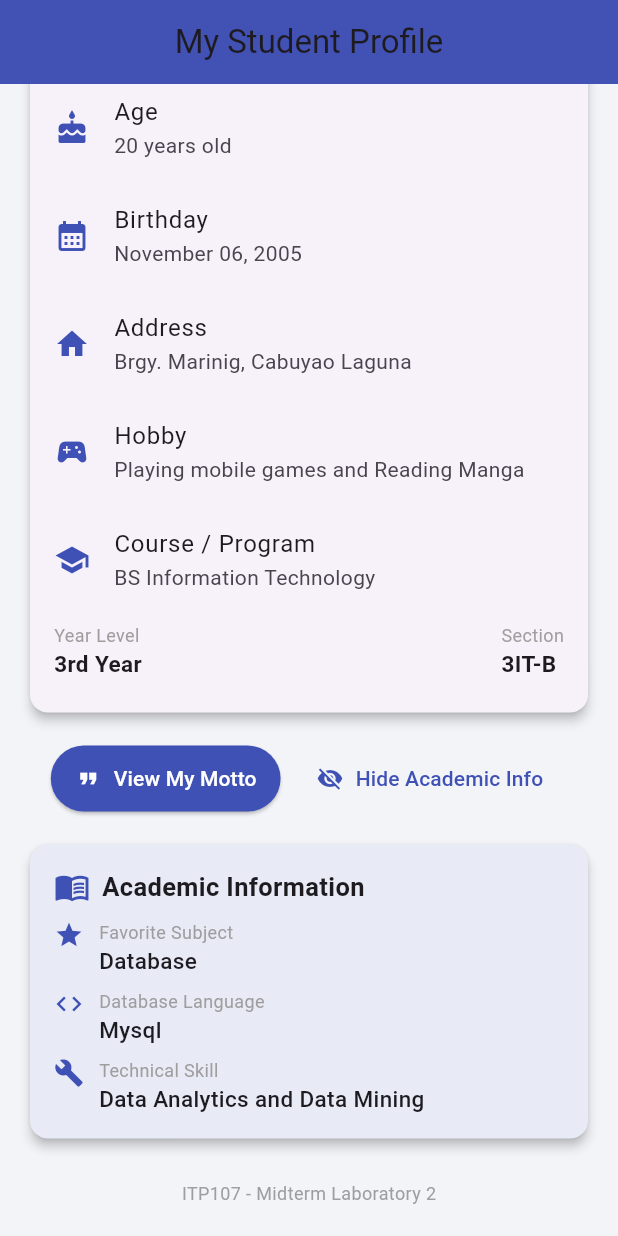
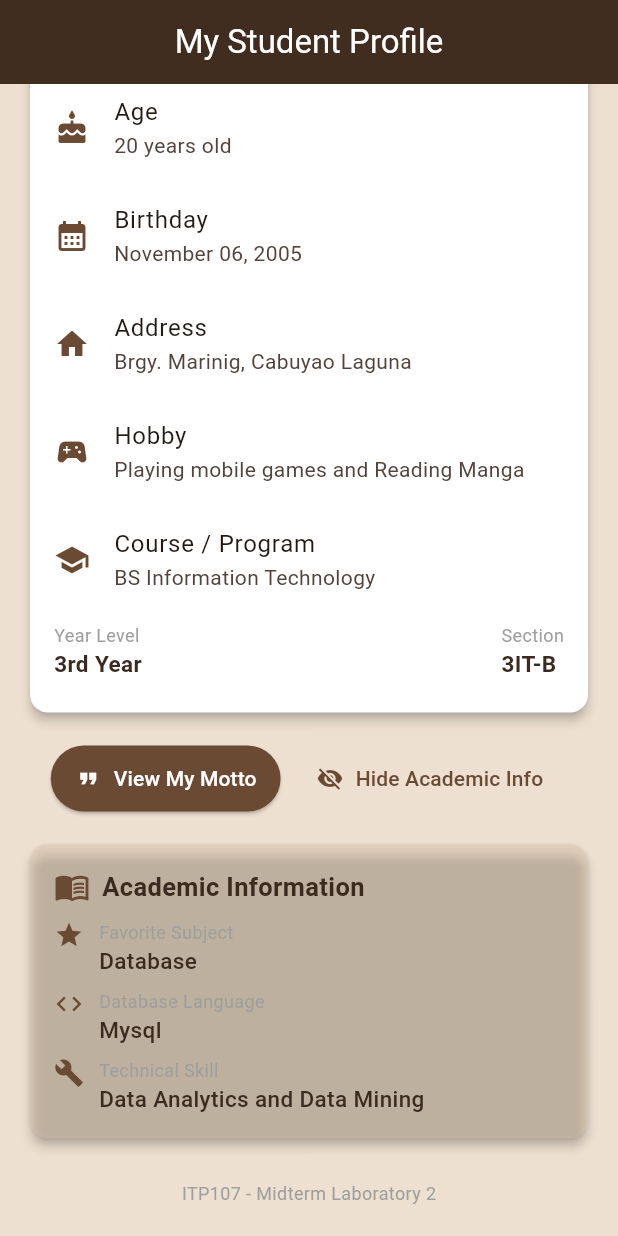
Before and after one commit to TheGon67/midtermlab2_app, a Flutter app: the screen it shows after launch, scrolled down 325 dp, on a phone screen of 412 x 824 dp. Run offline on Flutter 3.47's test engine with Material 3 defaults, Android fonts, the light colour scheme and no system bars.

Commit message:
pallet update

```diff
--- a/lib/main.dart
+++ b/lib/main.dart
@@ -2,6 +2,16 @@ import 'package:flutter/material.dart';
 
 void main() {
   runApp(const StudentProfileApp());
+}
+
+// ---------- MY COLOR PALETTE ----------
+// Coffee / cream tones (from lightest to darkest)
+class AppColors {
+  static const cream = Color(0xFFEDE0D0);
+  static const tan = Color(0xFFD9C3A9);
+  static const brown = Color(0xFFA47B5B);
+  static const darkBrown = Color(0xFF6B4A34);
+  static const deepBrown = Color(0xFF3B2A20);
 }
 
 class StudentProfileApp extends StatelessWidget {
@@ -13,8 +23,12 @@ class StudentProfileApp extends StatelessWidget {
       debugShowCheckedModeBanner: false,
       title: 'Student Profile',
       theme: ThemeData(
-        primarySwatch: Colors.indigo,
+        primaryColor: AppColors.deepBrown,
+        scaffoldBackgroundColor: AppColors.cream,
         fontFamily: 'Roboto',
+        colorScheme: ColorScheme.fromSeed(
+          seedColor: AppColors.darkBrown,
+        ),
       ),
       home: const ProfilePage(),
     );
@@ -48,7 +62,7 @@ class _ProfilePageState extends State<ProfilePage> {
               onPressed: () {
                 Navigator.pop(context); // close the dialog
               },
-              child: const Text('Close'),
+              child: const Text('Close', style: TextStyle(color: AppColors.darkBrown)),
             ),
           ],
         );
@@ -59,11 +73,12 @@ class _ProfilePageState extends State<ProfilePage> {
   @override
   Widget build(BuildContext context) {
     return Scaffold(
-      backgroundColor: const Color(0xFFF3F4F8),
+      backgroundColor: AppColors.cream,
       appBar: AppBar(
         title: const Text('My Student Profile'),
         centerTitle: true,
-        backgroundColor: Colors.indigo,
+        backgroundColor: AppColors.deepBrown,
+        foregroundColor: Colors.white,
         elevation: 4,
       ),
       body: SingleChildScrollView(
@@ -77,7 +92,7 @@ class _ProfilePageState extends State<ProfilePage> {
                 gradient: LinearGradient(
                   begin: Alignment.topCenter,
                   end: Alignment.bottomCenter,
-                  colors: [Colors.indigo, Colors.indigoAccent],
+                  colors: [AppColors.brown, AppColors.deepBrown],
                 ),
               ),
               child: Column(
@@ -85,14 +100,13 @@ class _ProfilePageState extends State<ProfilePage> {
                   // Profile picture
                   CircleAvatar(
                     radius: 55,
-                    backgroundColor: Colors.white,
+                    backgroundColor: AppColors.cream,
                     child: CircleAvatar(
                       radius: 50,
                       // NOTE: replace with Image.asset('assets/profile.jpg')
                       // once I add my own picture in the assets folder
                       backgroundImage: const AssetImage('assets/profile.jpg'),
                       onBackgroundImageError: (_, __) {},
-
                     ),
                   ),
                   const SizedBox(height: 12),
@@ -120,6 +134,7 @@ class _ProfilePageState extends State<ProfilePage> {
               padding: const EdgeInsets.symmetric(horizontal: 16),
               child: Card(
                 elevation: 3,
+                color: Colors.white,
                 shape: RoundedRectangleBorder(
                   borderRadius: BorderRadius.circular(12),
                 ),
@@ -131,41 +146,42 @@ class _ProfilePageState extends State<ProfilePage> {
                         padding: EdgeInsets.fromLTRB(16, 8, 16, 4),
                         child: Row(
                           children: [
-                            Icon(Icons.badge, color: Colors.indigo),
+                            Icon(Icons.badge, color: AppColors.darkBrown),
                             SizedBox(width: 8),
                             Text(
                               'Personal Information',
                               style: TextStyle(
                                 fontSize: 17,
                                 fontWeight: FontWeight.bold,
+                                color: AppColors.deepBrown,
                               ),
                             ),
                           ],
                         ),
                       ),
-                      const Divider(thickness: 1),
+                      const Divider(thickness: 1, color: AppColors.tan),
                       const ListTile(
-                        leading: Icon(Icons.cake, color: Colors.indigo),
+                        leading: Icon(Icons.cake, color: AppColors.darkBrown),
                         title: Text('Age'),
                         subtitle: Text('20 years old'),
                       ),
                       const ListTile(
-                        leading: Icon(Icons.calendar_month, color: Colors.indigo),
+                        leading: Icon(Icons.calendar_month, color: AppColors.darkBrown),
                         title: Text('Birthday'),
                         subtitle: Text('November 06, 2005'),
                       ),
                       const ListTile(
-                        leading: Icon(Icons.home, color: Colors.indigo),
+                        leading: Icon(Icons.home, color: AppColors.darkBrown),
                         title: Text('Address'),
                         subtitle: Text('Brgy. Marinig, Cabuyao Laguna'),
                       ),
                       const ListTile(
-                        leading: Icon(Icons.sports_esports, color: Colors.indigo),
+                        leading: Icon(Icons.sports_esports, color: AppColors.darkBrown),
                         title: Text('Hobby'),
                         subtitle: Text('Playing mobile games and Reading Manga'),
                       ),
                       const ListTile(
-                        leading: Icon(Icons.school, color: Colors.indigo),
+                        leading: Icon(Icons.school, color: AppColors.darkBrown),
                         title: Text('Course / Program'),
                         subtitle: Text('BS Information Technology'),
                       ),
@@ -184,7 +200,8 @@ class _ProfilePageState extends State<ProfilePage> {
                                 Text('3rd Year',
                                     style: TextStyle(
                                         fontSize: 15,
-                                        fontWeight: FontWeight.w600)),
+                                        fontWeight: FontWeight.w600,
+                                        color: AppColors.deepBrown)),
                               ],
                             ),
                             Column(
@@ -196,7 +213,8 @@ class _ProfilePageState extends State<ProfilePage> {
                                 Text('3IT-B',
                                     style: TextStyle(
                                         fontSize: 15,
-                                        fontWeight: FontWeight.w600)),
+                                        fontWeight: FontWeight.w600,
+                                        color: AppColors.deepBrown)),
                               ],
                             ),
                           ],
@@ -218,7 +236,7 @@ class _ProfilePageState extends State<ProfilePage> {
                 ElevatedButton.icon(
                   onPressed: _showMottoDialog,
                   style: ElevatedButton.styleFrom(
-                    backgroundColor: Colors.indigo,
+                    backgroundColor: AppColors.darkBrown,
                     foregroundColor: Colors.white,
                     padding: const EdgeInsets.symmetric(
                         horizontal: 16, vertical: 12),
@@ -236,11 +254,11 @@ class _ProfilePageState extends State<ProfilePage> {
                   },
                   icon: Icon(
                     _showAcademic ? Icons.visibility_off : Icons.visibility,
-                    color: Colors.indigo,
+                    color: AppColors.darkBrown,
                   ),
                   label: Text(
                     _showAcademic ? 'Hide Academic Info' : 'Show Academic Info',
-                    style: const TextStyle(color: Colors.indigo),
+                    style: const TextStyle(color: AppColors.darkBrown),
                   ),
                 ),
               ],
@@ -255,7 +273,7 @@ class _ProfilePageState extends State<ProfilePage> {
                 padding: const EdgeInsets.symmetric(horizontal: 16),
                 child: Card(
                   elevation: 3,
-                  color: Colors.indigo.shade50,
+                  color: AppColors.tan.withOpacity(0.4),
                   shape: RoundedRectangleBorder(
                     borderRadius: BorderRadius.circular(12),
                   ),
@@ -266,13 +284,14 @@ class _ProfilePageState extends State<ProfilePage> {
                       children: const [
                         Row(
                           children: [
-                            Icon(Icons.menu_book, color: Colors.indigo),
+                            Icon(Icons.menu_book, color: AppColors.darkBrown),
                             SizedBox(width: 8),
                             Text(
                               'Academic Information',
                               style: TextStyle(
                                 fontSize: 17,
                                 fontWeight: FontWeight.bold,
+                                color: AppColors.deepBrown,
                               ),
                             ),
                           ],
@@ -336,7 +355,7 @@ class _AcademicRow extends StatelessWidget {
     return Row(
       crossAxisAlignment: CrossAxisAlignment.start,
       children: [
-        Icon(icon, size: 20, color: Colors.indigo),
+        Icon(icon, size: 20, color: AppColors.darkBrown),
         const SizedBox(width: 10),
         Expanded(
           child: Column(
@@ -348,7 +367,10 @@ class _AcademicRow extends StatelessWidget {
               ),
               Text(
                 value,
-                style: const TextStyle(fontSize: 15, fontWeight: FontWeight.w500),
+                style: TextStyle(
+                    fontSize: 15,
+                    fontWeight: FontWeight.w500,
+                    color: AppColors.deepBrown),
               ),
             ],
           ),
```
